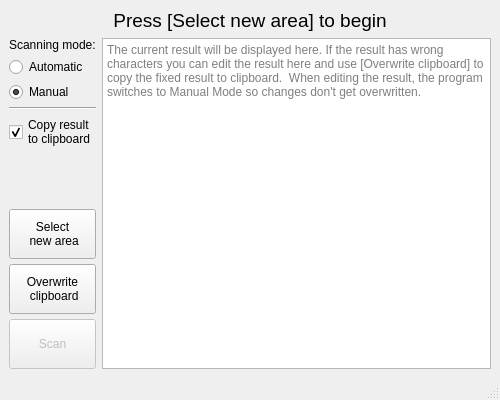
Qt form MainWindow.ui (Cyanisk/Minimal-bbox-OCR) before a commit.
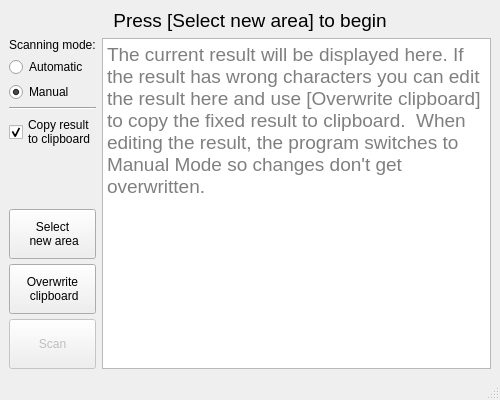
The same form after that commit.

```diff
--- a/MainWindow.ui
+++ b/MainWindow.ui
@@ -164,6 +164,11 @@
         <property name="enabled">
          <bool>true</bool>
         </property>
+        <property name="font">
+         <font>
+          <pointsize>14</pointsize>
+         </font>
+        </property>
         <property name="placeholderText">
          <string>The current result will be displayed here. If the result has wrong characters you can edit the result here and use [Overwrite clipboard] to copy the fixed result to clipboard.  When editing the result, the program switches to Manual Mode so changes don't get overwritten.  </string>
         </property>
```
